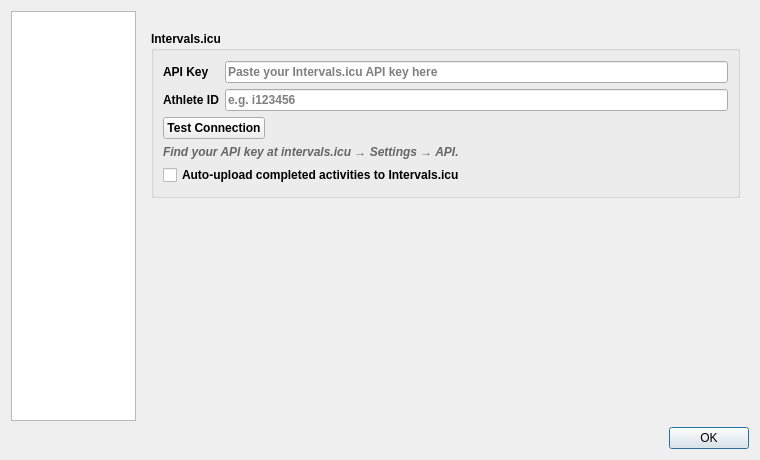
This is src/ui/dialogmainwindowconfig.ui in MaximumTrainer/MaximumTrainer_Redux as Qt 5 draws it before an edit. The edited form follows.
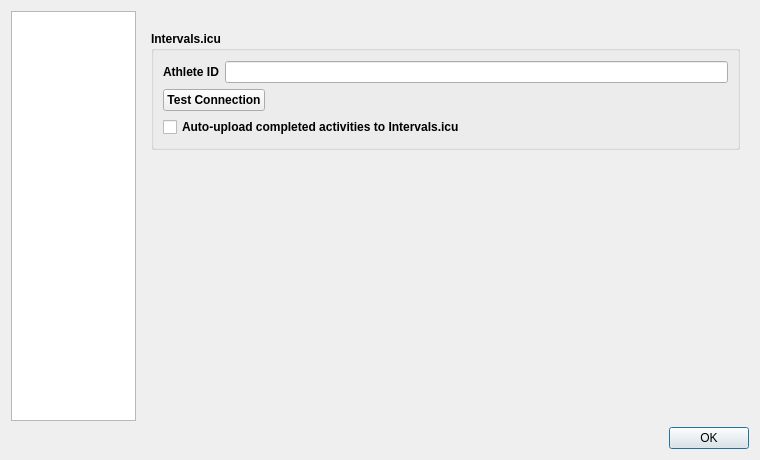
This is the edited form. The open tabs and pages were chosen to show the change. Custom widgets are drawn as their Qt base class.

Commit message:
fix(intervals): drop the manual API key from Preferences
Online use always goes through the OAuth login (offline mode hides this page),
so the API key field was never needed and only produced misleading
'Host requires authentication' results from Test Connection. Athlete ID is now
read-only (it comes from the login) and Test Connection uses the OAuth token.
The service-layer API-key path stays for the WASM Playwright harness.

What changed in the file:
```diff
--- a/src/ui/dialogmainwindowconfig.ui
+++ b/src/ui/dialogmainwindowconfig.ui
@@ -366,37 +366,20 @@
            <number>10</number>
           </property>
           <item row="0" column="0">
-           <widget class="QLabel" name="label_intervalsApiKey">
-            <property name="text">
-             <string>API Key</string>
-            </property>
-           </widget>
-          </item>
-          <item row="0" column="1">
-           <widget class="QLineEdit" name="lineEdit_intervalsApiKey">
-            <property name="echoMode">
-             <enum>QLineEdit::Password</enum>
-            </property>
-            <property name="placeholderText">
-             <string>Paste your Intervals.icu API key here</string>
-            </property>
-           </widget>
-          </item>
-          <item row="1" column="0">
            <widget class="QLabel" name="label_intervalsAthleteId">
             <property name="text">
              <string>Athlete ID</string>
             </property>
            </widget>
           </item>
-          <item row="1" column="1">
+          <item row="0" column="1">
            <widget class="QLineEdit" name="lineEdit_intervalsAthleteId">
-            <property name="placeholderText">
-             <string>e.g. i123456</string>
+            <property name="readOnly">
+             <bool>true</bool>
             </property>
            </widget>
           </item>
-          <item row="2" column="0" colspan="2">
+          <item row="1" column="0" colspan="2">
            <layout class="QHBoxLayout" name="horizontalLayout_intervalsTest">
             <item>
              <widget class="QPushButton" name="pushButton_testIntervalsConnection">
@@ -427,20 +410,7 @@
             </item>
            </layout>
           </item>
-          <item row="3" column="0" colspan="2">
-           <widget class="QLabel" name="label_intervalsHint">
-            <property name="text">
-             <string>Find your API key at intervals.icu → Settings → API.</string>
-            </property>
-            <property name="wordWrap">
-             <bool>true</bool>
-            </property>
-            <property name="styleSheet">
-             <string notr="true">color: #666; font-style: italic;</string>
-            </property>
-           </widget>
-          </item>
-          <item row="4" column="0" colspan="2">
+          <item row="2" column="0" colspan="2">
            <widget class="QCheckBox" name="checkBox_intervalsAutoUpload">
             <property name="text">
              <string>Auto-upload completed activities to Intervals.icu</string>
```
The commit also changes 4 other files.
